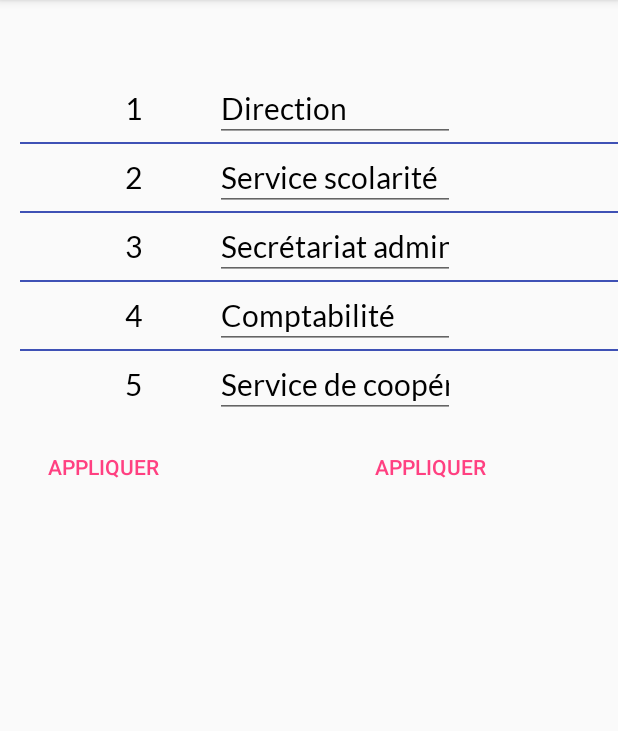
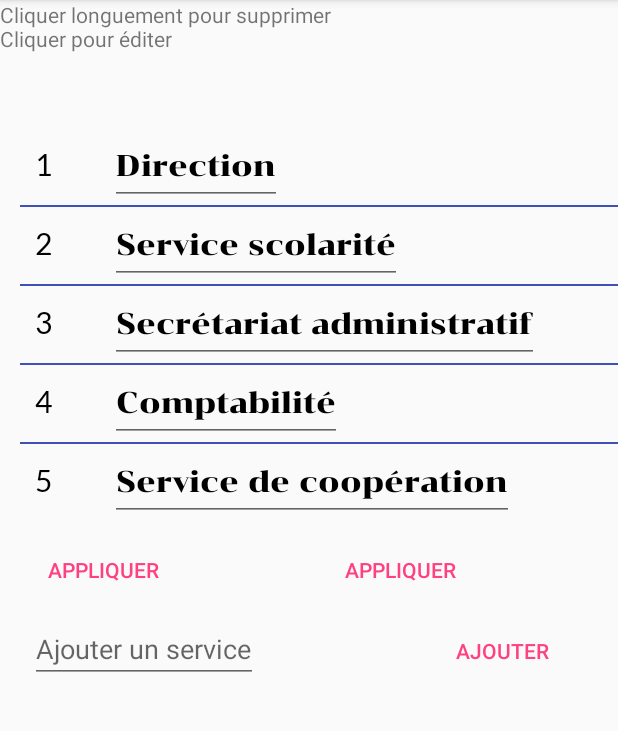
Before and after one commit to RononChen/ClockingApp, an Android app: the Services screen opened directly, with no data from a screen before it, on a phone screen of 412 x 824 dp, the part 84-815 px from its top. Run offline under Robolectric (Android 15) with nearby library versions, the phone set to English and light mode, and no system bars; 5 statements that could not run were skipped.

Commit message:
"Services management okay"

```diff
--- a/app/src/main/AndroidManifest.xml
+++ b/app/src/main/AndroidManifest.xml
@@ -171,6 +171,7 @@
 
 
 
+
     </application>
 
 </manifest>
--- a/app/src/main/java/uac/imsp/clockingapp/Controller/util/IServicesController.java
+++ b/app/src/main/java/uac/imsp/clockingapp/Controller/util/IServicesController.java
@@ -3,12 +3,12 @@ package uac.imsp.clockingapp.Controller.util;
 import java.util.Hashtable;
 
 public interface IServicesController {
-
 	void onUpdate(Hashtable<Integer ,String > hashtable);
 	void onCancell();
 	void onDelete(String serviceName);
 	void onDeleteConfirm(boolean confirmed);
+	void onStart();
+	void check(String oldService, String newService);
+	void onAddService(String service);
 
-	void onStart();
-	void check(int id, String newService);
 }
--- a/app/src/main/java/uac/imsp/clockingapp/View/util/IServicesView.java
+++ b/app/src/main/java/uac/imsp/clockingapp/View/util/IServicesView.java
@@ -7,13 +7,13 @@ import uac.imsp.clockingapp.Controller.util.ServiceResuslt;
 public interface IServicesView {
 	void onNoServiceFound();
 	void onServiceFound(ArrayList<ServiceResuslt> list);
-
-
-	void onUpdate();
 	void askConfirmDelete();
 	void onUpdateError(int errorNumber,int serviceIndex);
 	void onDeleteSucessful();
 	void onDeleteError(int errorNumber);
-	void onServiceEdit();
-	void onServiceChanged(int id);
+	void onServiceEdited();
+	void onAddServiceError(int errorNumber);
+	void onServiceAdded();
+	void askConfirmCancel();
+	void askConfirmUpdate();
 }
--- a/app/src/main/res/layout/activity_services.xml
+++ b/app/src/main/res/layout/activity_services.xml
@@ -6,6 +6,11 @@
     android:layout_width="match_parent"
     android:layout_height="match_parent"
     tools:context=".View.activity.Services">
+    <TextView
+        android:id="@+id/title"
+        android:text="@string/cliquer_longuement_pour_supprimer_ncliquer_pour_diter"
+        android:layout_width="wrap_content"
+        android:layout_height="wrap_content"/>
     <ListView
         android:id="@+id/service_list"
         android:layout_width="match_parent"
@@ -28,13 +33,38 @@
             style="?android:attr/buttonBarButtonStyle" />
 
         <Button
-            android:layout_marginStart="120dp"
+            android:layout_marginStart="100dp"
             android:id="@+id/apply"
             android:layout_width="wrap_content"
             android:layout_height="wrap_content"
             android:text="@string/apply"
             style="?android:attr/buttonBarButtonStyle" />
-
     </LinearLayout>
 
+
+        <LinearLayout
+            android:orientation="horizontal"
+            android:layout_width="wrap_content"
+            android:layout_height="wrap_content">
+            <EditText
+                android:id="@+id/edit_service"
+                android:layout_width="wrap_content"
+                android:layout_height="wrap_content"
+                android:layout_marginStart="20dp"
+                android:hint="@string/add_service"
+                android:autofillHints=""
+                android:inputType="textAutoComplete" />
+
+            <Button
+                android:layout_marginStart="120dp"
+                android:id="@+id/add_service"
+                android:layout_width="wrap_content"
+                android:layout_height="wrap_content"
+                android:text="@string/add"
+                style="?android:attr/buttonBarButtonStyle" />
+
+
+        </LinearLayout>
+
+
 </LinearLayout>
--- a/app/src/main/res/layout/service_result_item_layout.xml
+++ b/app/src/main/res/layout/service_result_item_layout.xml
@@ -5,8 +5,8 @@
     android:layout_width="match_parent"
     android:layout_height="match_parent">
     <LinearLayout
-        android:layout_marginStart="70dp"
-        android:layout_width="230dp"
+        android:layout_marginStart="10dp"
+        android:layout_width="wrap_content"
         android:layout_height="wrap_content"
         android:orientation="horizontal"
         >
@@ -18,17 +18,19 @@
             android:fontFamily="@font/latoregular"
             android:text="@string/id"
             android:textSize="20sp" />
+
         <EditText
             android:id="@+id/service_name"
+            android:layout_width="wrap_content"
+            android:layout_height="wrap_content"
+            android:layout_marginStart="20dp"
+            android:autofillHints=""
+            android:fontFamily="@font/chonburi"
+            android:inputType="text"
+            android:text="@string/nom"
             android:textColor="@color/black"
-            android:fontFamily="@font/latoregular"
-            android:layout_width="160dp"
-            android:layout_height="wrap_content"
-            android:layout_marginStart="30dp"
-            android:text="@string/nom"
+
             android:textSize="20sp"
-            android:autofillHints=""
-            android:inputType="text"
             tools:ignore="LabelFor" />
     </LinearLayout>
 
--- a/app/src/main/res/values/strings.xml
+++ b/app/src/main/res/values/strings.xml
@@ -225,6 +225,8 @@
     <string name="delete_confirmation_message">Voulez vous vraiment supprimer l\'employé \?</string>
     <string name="notify_delete_sucessfull">Employé supprimé avec succès</string>
     <string name="exit_confirmation">Confirmation de sortie</string>
+    <string name="cancel_confirmation_title">Confirmation d\'annulation des modifications</string>
+    <string name="cancel_confirmation_message">Voulez-vous annuler ces modifications?</string>
     <string name="exit_confirmation_message">Voulez vous vraiment quitter l\'application\?</string>
     <string name="cancel">Annuler</string>
     <string name="number_required">Matricule requis \!</string>
@@ -271,6 +273,10 @@
     <string name="id" translatable="false">Id</string>
     <string name="apply">Appliquer</string>
 
+    <string name="service_invalid">Nom de service invalide</string>
+    <string name="service_already_exists">Ce service existe déjà</string>
+    <string name="notify_service_added">Service ajouté avec succès</string>
+
     <string name="service_deleted">Service supprimé avec succès</string>
     <string name="no_such_service">Ce  service n\'existe pas</string>
     <string name="confirm_delete_service">Supprimer le service</string>
@@ -278,8 +284,8 @@
     car un ou plusieurs employés sont y enregistrés</string>
     <string name="confirm_update_service_title">Confirmation de modification</string>
     <string name="confirm_update_service">Vouler-vous apporter ces modifcations?</string>
-
-
+    <string name="add_service">Ajouter un service</string>
+    <string name="cliquer_longuement_pour_supprimer_ncliquer_pour_diter">Cliquer longuement pour supprimer\nCliquer pour éditer</string>
 
 
 </resources>
```
Also changed, not shown: app/src/main/java/uac/imsp/clockingapp/Controller/control/ServicesController.java (+22 -6 lines), app/src/main/java/uac/imsp/clockingapp/View/activity/Services.java (+140 -29 lines), app/src/main/java/uac/imsp/clockingapp/View/util/ServiceListViewAdapter.java (+4 -3 lines), app/src/main/res/font/chonburi.ttf (added), 2 other files.
